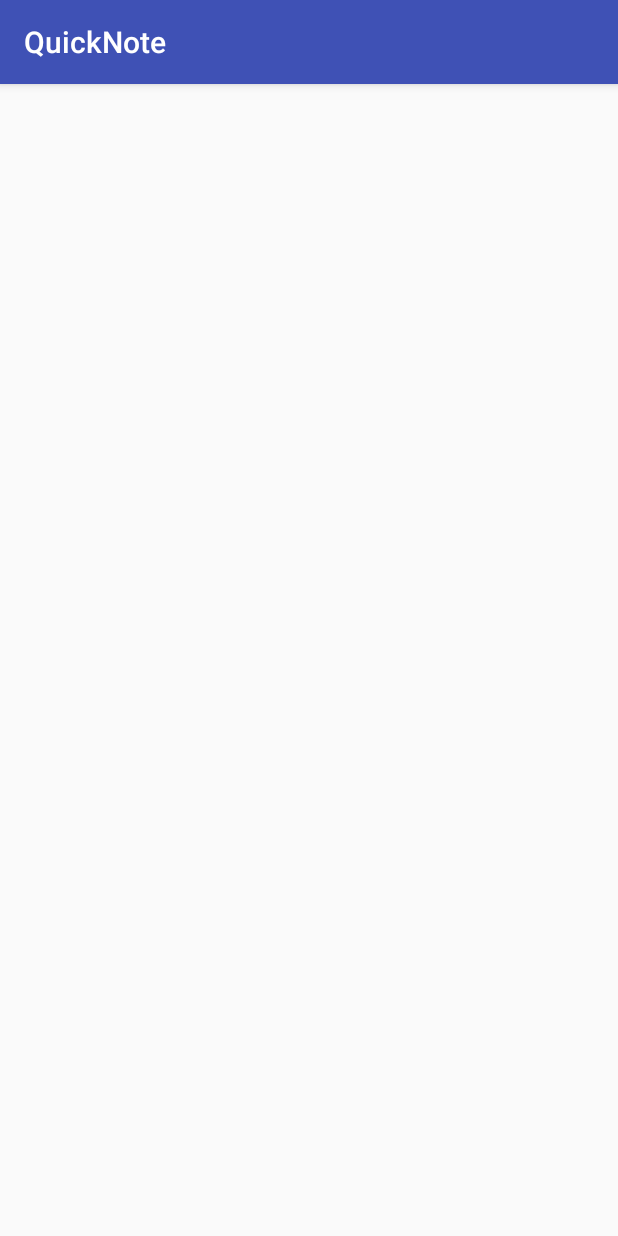
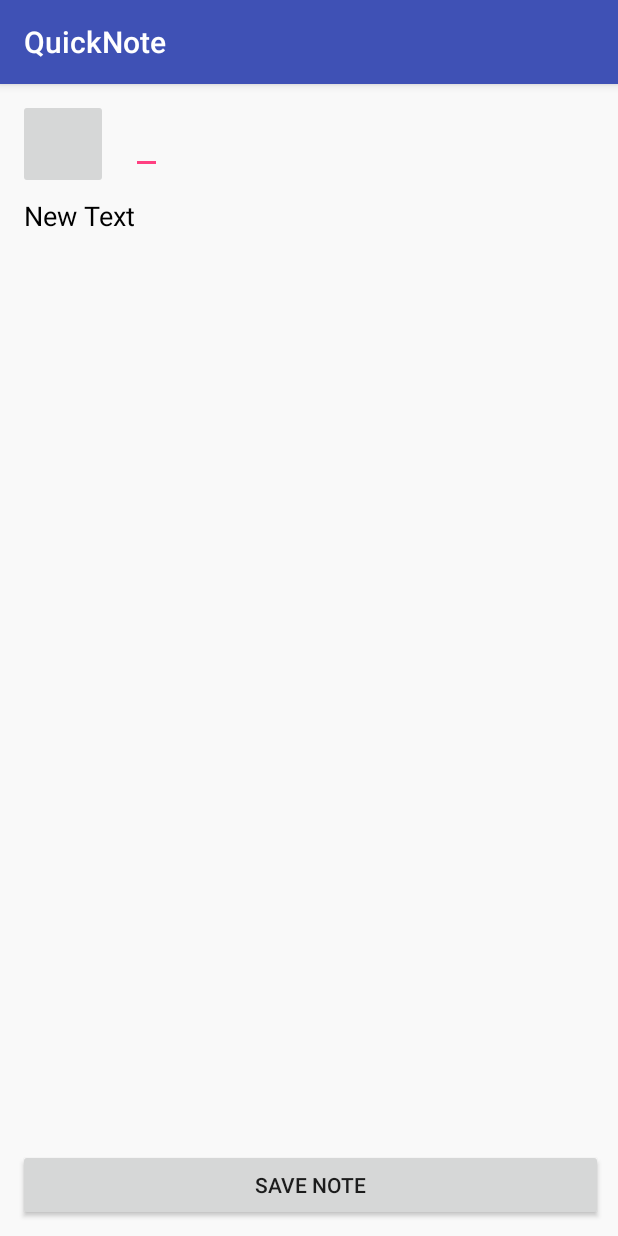
Before and after one commit to GuneetAtwal/QuickNote, an Android app: the fragment NoteEditFragment shown on its own in the app's theme, on a phone screen of 412 x 824 dp. Run offline under Robolectric (Android 15) with nearby library versions, the phone set to English and light mode, and no system bars.

Commit message:
NoteEditFragment : create note edit layout
Signed-off-by: GuneetAtwal <guneetatwal@gmail.com>

```diff
--- a/app/src/main/res/layout/fragment_note_edit.xml
+++ b/app/src/main/res/layout/fragment_note_edit.xml
@@ -1,7 +1,74 @@
-<FrameLayout xmlns:android="http://schemas.android.com/apk/res/android"
+<RelativeLayout xmlns:android="http://schemas.android.com/apk/res/android"
     xmlns:tools="http://schemas.android.com/tools"
     android:layout_width="match_parent"
     android:layout_height="match_parent"
-    tools:context="com.blazeworks.quicknote.NoteEditFragment">
+    tools:context="com.blazeworks.quicknote.NoteEditFragment"
+    android:paddingStart="12dp"
+    android:paddingTop="@dimen/list_row_layout_padding"
+    android:paddingBottom="@dimen/list_row_layout_padding"
+    android:paddingEnd="@dimen/list_row_layout_padding"
+    android:background="#f9f9f9">
 
-</FrameLayout>
+    <ImageButton
+        android:id="@+id/edit_item_note_image_button"
+        android:layout_width="@dimen/list_item_note_image_width"
+        android:layout_height="@dimen/list_item_note_image_height"
+        android:layout_alignParentTop="true"
+        android:layout_alignParentStart="true"
+        android:layout_marginEnd="15dp" />
+
+    <ScrollView
+        android:id="@+id/scroll_edit_item_note_title"
+        android:layout_toEndOf="@+id/edit_item_note_image_button"
+        android:layout_alignBottom="@+id/edit_item_note_image_button"
+        android:layout_width="wrap_content"
+        android:layout_height="@dimen/list_item_note_image_height"
+        android:layout_alignParentTop="true"
+        android:layout_alignParentEnd="true">
+
+        <EditText
+            android:id="@+id/edit_item_note_title"
+            android:layout_width="wrap_content"
+            android:layout_height="wrap_content"
+            android:textAppearance="?android:attr/textAppearanceLarge"
+            android:minLines="1"
+            android:inputType="text"/>
+
+    </ScrollView>
+
+    <ScrollView
+        android:id="@+id/scroll_edit_item_note_body"
+        android:layout_below="@+id/edit_item_note_image_button"
+        android:layout_above="@+id/edit_item_note_save_button"
+        android:layout_width="wrap_content"
+        android:layout_height="wrap_content"
+        android:layout_alignParentEnd="true"
+        android:layout_alignParentStart="true"
+        android:layout_marginTop="5dp"
+        android:layout_marginStart="4dp">
+
+        <EditText
+            android:id="@+id/edit_item_note_body"
+            android:layout_width="match_parent"
+            android:layout_height="wrap_content"
+            android:background="@null"
+            android:gravity="top"
+            android:inputType="textMultiLine"
+            android:minLines="3"
+            android:text="New Text"
+            android:textColor="@android:color/black"
+            android:textSize="@dimen/item_note_body_text_size" />
+
+    </ScrollView>
+
+    <Button
+        android:id="@+id/edit_item_note_save_button"
+        android:layout_width="match_parent"
+        android:layout_height="wrap_content"
+        android:text="@string/save_note_btn"
+        android:layout_alignEnd="@+id/scroll_edit_item_note_body"
+        android:layout_alignParentBottom="true"
+        android:layout_alignParentStart="true"
+        />
+
+</RelativeLayout>
--- a/app/src/main/res/values/strings.xml
+++ b/app/src/main/res/values/strings.xml
@@ -8,4 +8,7 @@
 
     <!-- Main List Long Click Context Menu -->
     <string name="edit_menu">Edit</string>
+
+    <!-- Edit Fragment -->
+    <string name="save_note_btn">Save Note</string>
 </resources>
```
